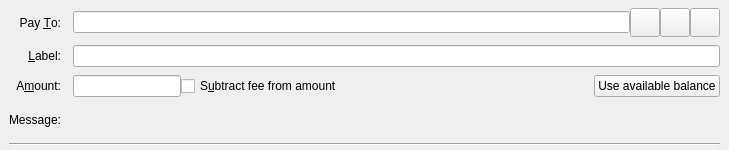
Old version of the form src/qt/forms/sendcoinsentry.ui in the repository peacemakers109/KoloCryptoCoin.
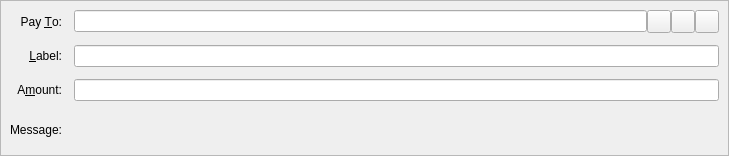
New version of the form. Icons and pictures are not drawn. Custom widgets are drawn as their Qt base class.

```diff
--- a/src/qt/forms/sendcoinsentry.ui
+++ b/src/qt/forms/sendcoinsentry.ui
@@ -7,7 +7,7 @@
     <x>0</x>
     <y>0</y>
     <width>729</width>
-    <height>150</height>
+    <height>156</height>
    </rect>
   </property>
   <property name="focusPolicy">
@@ -21,21 +21,15 @@
     <string>This is a normal payment.</string>
    </property>
    <property name="frameShape">
-    <enum>QFrame::NoFrame</enum>
+    <enum>QFrame::StyledPanel</enum>
+   </property>
+   <property name="frameShadow">
+    <enum>QFrame::Sunken</enum>
    </property>
    <layout class="QGridLayout" name="gridLayout">
-    <property name="topMargin">
-     <number>8</number>
-    </property>
-    <property name="bottomMargin">
-     <number>4</number>
-    </property>
-    <property name="horizontalSpacing">
+    <property name="spacing">
      <number>12</number>
     </property>
-    <property name="verticalSpacing">
-     <number>8</number>
-    </property>
     <item row="0" column="0">
      <widget class="QLabel" name="payToLabel">
       <property name="text">
@@ -73,12 +67,6 @@
          <iconset resource="../bitcoin.qrc">
           <normaloff>:/icons/address-book</normaloff>:/icons/address-book</iconset>
         </property>
-        <property name="iconSize">
-         <size>
-          <width>22</width>
-          <height>22</height>
-         </size>
-        </property>
         <property name="shortcut">
          <string>Alt+A</string>
         </property>
@@ -96,12 +84,6 @@
          <iconset resource="../bitcoin.qrc">
           <normaloff>:/icons/editpaste</normaloff>:/icons/editpaste</iconset>
         </property>
-        <property name="iconSize">
-         <size>
-          <width>22</width>
-          <height>22</height>
-         </size>
-        </property>
         <property name="shortcut">
          <string>Alt+P</string>
         </property>
@@ -119,12 +101,6 @@
          <iconset resource="../bitcoin.qrc">
           <normaloff>:/icons/remove</normaloff>:/icons/remove</iconset>
         </property>
-        <property name="iconSize">
-         <size>
-          <width>22</width>
-          <height>22</height>
-         </size>
-        </property>
        </widget>
       </item>
      </layout>
@@ -163,28 +139,7 @@
      </widget>
     </item>
     <item row="2" column="1">
-     <layout class="QHBoxLayout" name="horizontalLayoutAmount" stretch="0,1,0">
-      <item>
-       <widget class="BitcoinAmountField" name="payAmount"/>
-      </item>
-      <item>
-       <widget class="QCheckBox" name="checkboxSubtractFeeFromAmount">
-        <property name="toolTip">
-         <string>The fee will be deducted from the amount being sent. The recipient will receive less bitcoins than you enter in the amount field. If multiple recipients are selected, the fee is split equally.</string>
-        </property>
-        <property name="text">
-         <string>S&amp;ubtract fee from amount</string>
-        </property>
-       </widget>
-      </item>
-      <item>
-       <widget class="QPushButton" name="useAvailableBalanceButton">
-        <property name="text">
-         <string>Use available balance</string>
-        </property>
-       </widget>
-      </item>
-     </layout>
+     <widget class="BitcoinAmountField" name="payAmount"/>
     </item>
     <item row="3" column="0">
      <widget class="QLabel" name="messageLabel">
@@ -206,13 +161,6 @@
       </property>
      </widget>
     </item>
-    <item row="4" column="0" colspan="2">
-     <widget class="Line" name="line">
-      <property name="orientation">
-       <enum>Qt::Horizontal</enum>
-      </property>
-     </widget>
-    </item>
    </layout>
   </widget>
   <widget class="QFrame" name="SendCoins_UnauthenticatedPaymentRequest">
```
Left out of the diff: 36 changed lines with no effect on the pictures.
